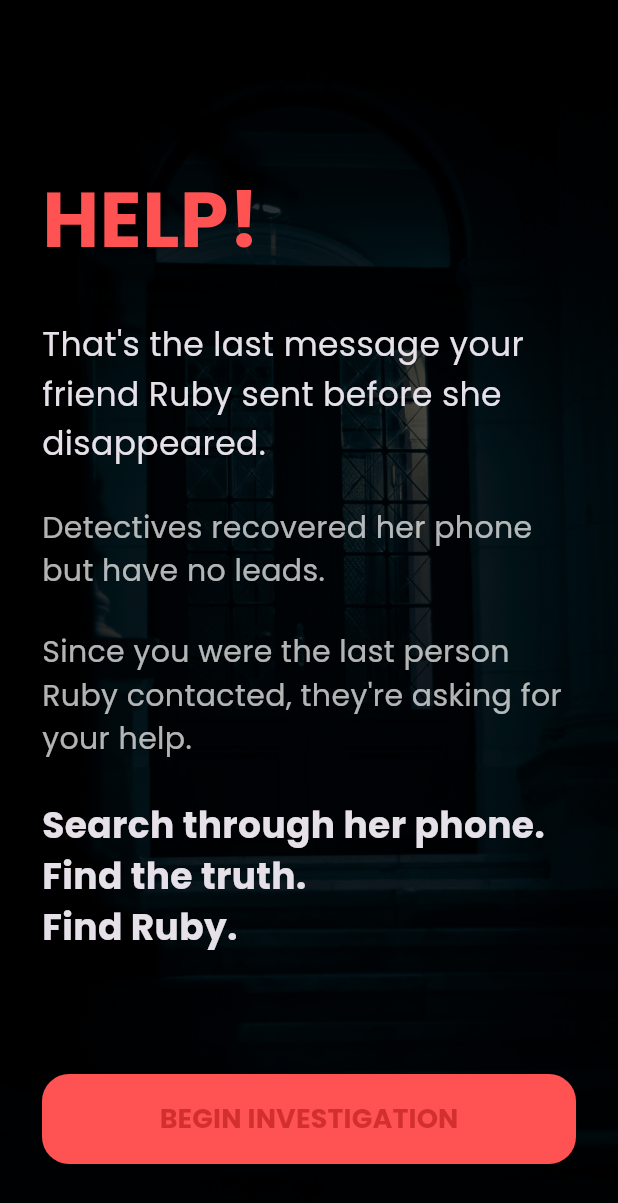
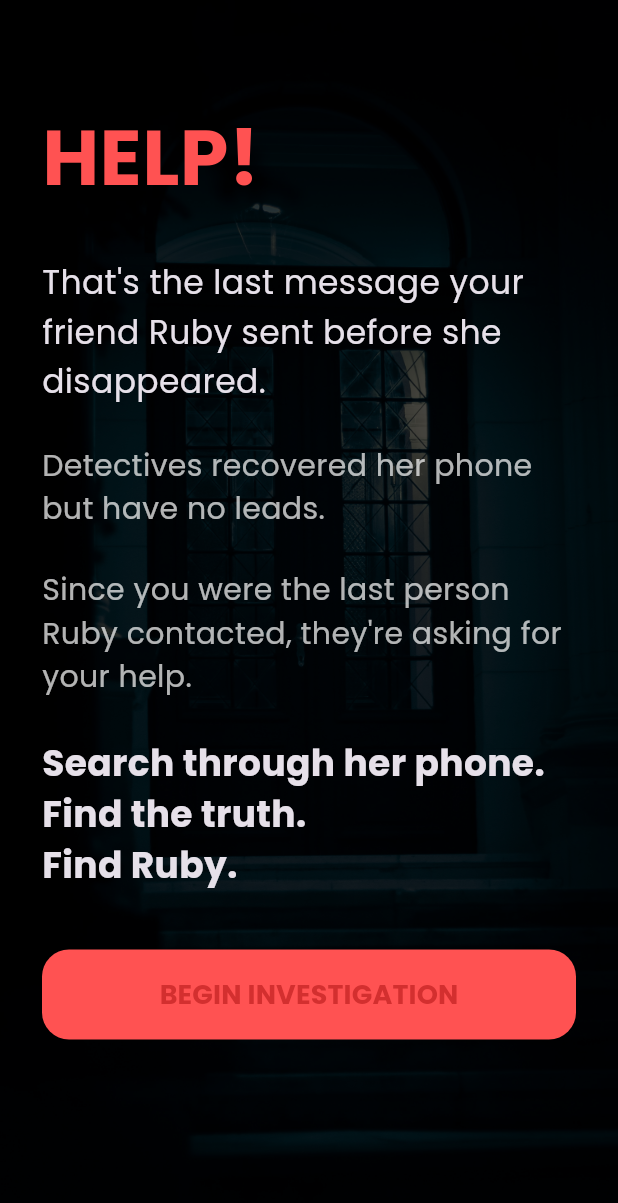
Before and after one commit to fafrah/Team-Project, a Flutter app: the screen it shows once a user with an empty profile is signed in, on a phone screen of 412 x 824 dp. Shown: the top 1203 px of the screen. Run offline on Flutter 3.47's test engine with Material 3 defaults, Android fonts, the phone set to English and light mode, and no system bars; our stand-ins replace firebase_auth, firebase_core, google_fonts; accounts and stored records are empty.

Commit message:
Updated Intro Screen and created testing scenario

```diff
--- a/lib/screens/intro_screen.dart
+++ b/lib/screens/intro_screen.dart
@@ -1,5 +1,4 @@
 import 'package:flutter/material.dart';
-import 'lock_screen.dart';
 import 'loading_screen.dart';
 
 class IntroScreen extends StatelessWidget {
@@ -10,21 +9,20 @@ class IntroScreen extends StatelessWidget {
     return Scaffold(
       body: Stack(
         fit: StackFit.expand,
-
         children: [
           Image.asset("lib/assets/images/background.jpg", fit: BoxFit.cover),
 
           Container(color: Colors.black.withOpacity(.72)),
 
           SafeArea(
-            child: Padding(
+            child: SingleChildScrollView(
               padding: const EdgeInsets.all(28),
 
               child: Column(
                 crossAxisAlignment: CrossAxisAlignment.start,
 
                 children: [
-                  const Spacer(),
+                  const SizedBox(height: 40),
 
                   const Text(
                     "HELP!",
@@ -63,11 +61,10 @@ class IntroScreen extends StatelessWidget {
                     style: TextStyle(fontSize: 24, fontWeight: FontWeight.bold),
                   ),
 
-                  const Spacer(),
+                  const SizedBox(height: 40),
 
                   SizedBox(
                     width: double.infinity,
-
                     height: 60,
 
                     child: ElevatedButton(
```
Also changed, not shown: 1 other file.
